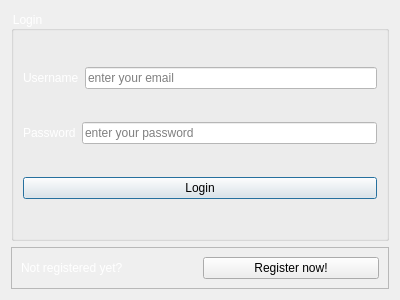
Qt form client/Login.ui (anphetamina/CoText) before a commit.
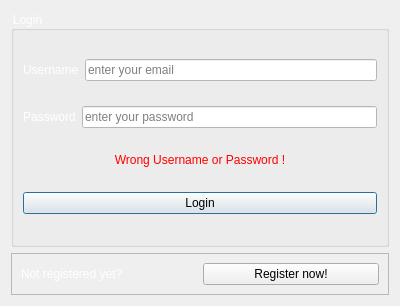
The same form after that commit.

Commit message: Login wrong credentials fixed

The edit to the form file:
```diff
--- a/client/Login.ui
+++ b/client/Login.ui
@@ -7,14 +7,14 @@
     <x>0</x>
     <y>0</y>
     <width>400</width>
-    <height>300</height>
+    <height>306</height>
    </rect>
   </property>
   <property name="windowTitle">
    <string>Dialog</string>
   </property>
   <property name="styleSheet">
-   <string notr="true">QLineEdit{ background-color: white;} QLabel{color: white;}</string>
+   <string notr="true">QLineEdit{ background-color: white;} QLabel{color: white;} QLabel#errorLabel{color: red;}</string>
   </property>
   <layout class="QVBoxLayout" name="verticalLayout">
    <item>
@@ -83,6 +83,28 @@
         </item>
        </layout>
       </item>
+      <item>
+       <widget class="QLabel" name="errorLabel">
+        <property name="sizePolicy">
+         <sizepolicy hsizetype="Preferred" vsizetype="Fixed">
+          <horstretch>0</horstretch>
+          <verstretch>0</verstretch>
+         </sizepolicy>
+        </property>
+        <property name="minimumSize">
+         <size>
+          <width>0</width>
+          <height>0</height>
+         </size>
+        </property>
+        <property name="text">
+         <string>Wrong Username or Password !</string>
+        </property>
+        <property name="alignment">
+         <set>Qt::AlignCenter</set>
+        </property>
+       </widget>
+      </item>
       <item>
        <widget class="QPushButton" name="pushButton_Login">
         <property name="text">
```
The commit also changes 8 other files.
